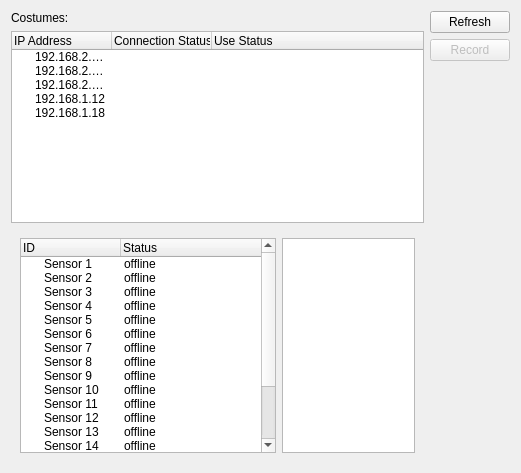
Above: branches/kinematicRefactorForIMU/src/edr/src/plugins/imuCostume/ui/IMUCostumeListWidget.ui from mk4me/hm-mde-one before the change. Below: the same form after it.
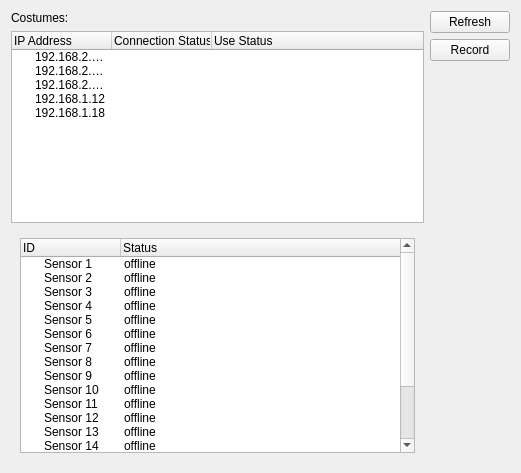
That is the form after the change. Icons and pictures are not drawn.

Commit message:
poprawki w utils: poprawny typ wartości dla czestotliwosci probkowania kostiumu poprawka dla statusu próbek - wyciąganie statusu przy braku lower_bound poprawki dla strumienie - push danych z move semtics zniesienie wymogu dla operatorów strumieni do bycia const usuniecie zależności od boost circular buffer - zamiana na list, boost alokował z góry zadaną ilośc elementów
poprawki dla imu:
nagrywanie surowych danych do własnego formatu
poprawki dla aktualizacji stanu połaczenia
poprawki dla przetwarzania danych i przekazywania danych przez strumieenie

Patch:
```diff
--- a/branches/kinematicRefactorForIMU/src/edr/src/plugins/imuCostume/ui/IMUCostumeListWidget.ui
+++ b/branches/kinematicRefactorForIMU/src/edr/src/plugins/imuCostume/ui/IMUCostumeListWidget.ui
@@ -371,9 +371,6 @@
           </item>
          </widget>
         </item>
-        <item>
-         <widget class="QTextEdit" name="textEdit"/>
-        </item>
        </layout>
       </widget>
      </item>
@@ -394,11 +391,14 @@
      <item>
       <widget class="QPushButton" name="recordPushButton">
        <property name="enabled">
-        <bool>false</bool>
+        <bool>true</bool>
        </property>
        <property name="text">
         <string>Record</string>
        </property>
+       <property name="checkable">
+        <bool>true</bool>
+       </property>
       </widget>
      </item>
      <item>
```
Left out of the diff: 37 changed lines with no effect on the pictures. The commit also changes 24 other files.
